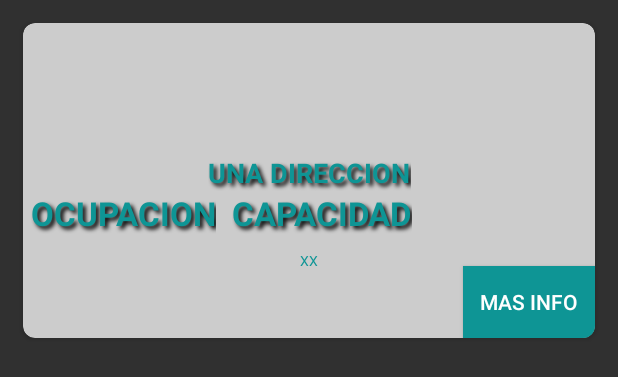
After one commit to UTN-FRBA-Mobile/SafeOut, an Android app: the layout fragment_mark_detail.xml on its own in the app's theme, with its tools: preview values and no code run, on a phone screen of 412 x 824 dp. The commit adds this screen. Shown: the top 377 px of the screen. Run offline under Robolectric (Android 15) with nearby library versions, the phone set to English and light mode, and no system bars.

Commit message:
mensaje provisorio de puntos de interes

```diff
--- a/app/src/main/java/com/utn_frba_mobile_2020_c2/safeout/fragments/MapsFragment.kt
+++ b/app/src/main/java/com/utn_frba_mobile_2020_c2/safeout/fragments/MapsFragment.kt
@@ -38,8 +38,7 @@ class MapsFragment : Fragment(), GoogleMap.OnMarkerClickListener {
     private lateinit var lastLocation : Location
     private var markers : MutableList<Marker> = ArrayList()
 
-    //dummy
-    private var resutText: TextView? = null
+    private val gson = GsonBuilder().create()
 
     companion object {
         private const val LOCATION_PERMISSION_REQUEST_CODE = 1
@@ -109,39 +108,8 @@ class MapsFragment : Fragment(), GoogleMap.OnMarkerClickListener {
         mapa.setOnMarkerClickListener(GoogleMap.OnMarkerClickListener {
             @Override
             fun onMarkerClick(marker: Marker): Boolean {
-                var mStackLevel = 0
-                mStackLevel++;
                 var marker: Marker? = markers.find { e -> e.id == marker.id }
-
-                println(marker?.title)
-
-                var bundle: Bundle = Bundle()
-                bundle.putString("marker", marker?.title)
-
-                val ft = fragmentManager!!.beginTransaction()
-                val prev = fragmentManager!!.findFragmentByTag("dialog")
-                if (prev != null) {
-                    ft.remove(prev)
-                }
-                ft.addToBackStack(null)
-
-                // Create and show the dialog.
-
-                // Create and show the dialog.
-                val newFragment: ItemListDialogFragment = ItemListDialogFragment.newInstance(mStackLevel)
-                newFragment.show(ft, "dialog")
-
-
-//                val fragment: Fragment = MarkInformation()
-//                fragment.onAttach(context!!)
-//                fragment.onCreate(bundle)
-//                val transaction: FragmentTransaction = childFragmentManager.beginTransaction()
-//                transaction.add(R.id.marker_information, fragment).commit()
-
-/*
-                var fragment = MarkInformation()
-                fragment.arguments = bundle
-                fragment.onCreate(bundle)*/
+                marker?.title?.let { it1 -> MarkDetailFragment.newInstance(it1).show(childFragmentManager, "MarkDetailFragment") }
                 return true
             }
             onMarkerClick(it)
@@ -187,7 +155,7 @@ class MapsFragment : Fragment(), GoogleMap.OnMarkerClickListener {
            mapa.addMarker(
                MarkerOptions()
                    .position(newLocation)
-                   .title(place.toString())
+                   .title(gson.toJson(place).toString())
                    .icon(context?.let { bitmapDescriptorFromVector(it, icon) })
            )
        )
--- /dev/null
+++ b/app/src/main/java/com/utn_frba_mobile_2020_c2/safeout/fragments/MarkDetailFragment.kt
@@ -0,0 +1,81 @@
+package com.utn_frba_mobile_2020_c2.safeout.fragments
+
+import android.R.attr.button
+import android.os.Bundle
+import android.view.LayoutInflater
+import android.view.View
+import android.view.ViewGroup
+import android.widget.Button
+import androidx.fragment.app.DialogFragment
+import com.google.gson.Gson
+import com.google.gson.GsonBuilder
+import com.google.gson.JsonObject
+import com.utn_frba_mobile_2020_c2.safeout.R
+import com.utn_frba_mobile_2020_c2.safeout.models.ModelMaps
+import com.utn_frba_mobile_2020_c2.safeout.models.Place
+import kotlinx.android.synthetic.main.fragment_mark_detail.*
+import kotlinx.android.synthetic.main.fragment_mark_detail.view.*
+import org.json.JSONObject
+import java.util.*
+
+
+private const val ARG_PARAM1 = "param1"
+
+class MarkDetailFragment() : DialogFragment() {
+
+    private var param1: String? = null
+    private lateinit var local: Place
+
+    override fun onCreate(savedInstanceState: Bundle?) {
+        super.onCreate(savedInstanceState)
+        arguments?.let {
+            param1 = it.getString(ARG_PARAM1)
+
+            val gson = GsonBuilder().create()
+            local = gson.fromJson(param1, Place::class.java)
+        }
+    }
+
+    override fun onCreateView(
+        inflater: LayoutInflater, container: ViewGroup?,
+        savedInstanceState: Bundle?
+    ): View? {
+        dialog!!.window?.setBackgroundDrawableResource(R.drawable.fui_idp_button_background_apple);
+        return inflater.inflate(R.layout.fragment_mark_detail, container, false)
+    }
+
+    override fun onViewCreated(view: View, savedInstanceState: Bundle?) {
+        super.onViewCreated(view, savedInstanceState)
+
+        mark_address.text = local.address
+        mark_name.text = local.name
+        mark_category.text = local.category
+        value_ocupation
+
+        button_info.setOnClickListener {
+            openInfo()
+        }
+    }
+
+    override fun onStart() {
+        super.onStart()
+        val width = (resources.displayMetrics.widthPixels * 0.85).toInt()
+        val height = (resources.displayMetrics.heightPixels * 0.40).toInt()
+        dialog!!.window?.setLayout(width, ViewGroup.LayoutParams.WRAP_CONTENT)
+    }
+
+    companion object {
+        @JvmStatic
+        fun newInstance(marker: String) =
+            MarkDetailFragment().apply {
+                arguments = Bundle().apply {
+                    putString(ARG_PARAM1, marker)
+                }
+            }
+    }
+
+    private fun openInfo(){
+        println(local)
+    }
+
+}
--- a/app/src/main/java/com/utn_frba_mobile_2020_c2/safeout/models/ModelMaps.kt
+++ b/app/src/main/java/com/utn_frba_mobile_2020_c2/safeout/models/ModelMaps.kt
@@ -1,5 +1,7 @@
 package com.utn_frba_mobile_2020_c2.safeout.models
 
+import android.location.Location
+import com.google.gson.JsonObject
 import kotlinx.serialization.Serializable
 
 object ModelMaps {
--- /dev/null
+++ b/app/src/main/res/layout/fragment_mark_detail.xml
@@ -0,0 +1,162 @@
+<androidx.cardview.widget.CardView xmlns:android="http://schemas.android.com/apk/res/android"
+    xmlns:tools="http://schemas.android.com/tools"
+    android:layout_width="match_parent"
+    android:layout_height="wrap_content"
+    xmlns:app="http://schemas.android.com/apk/res-auto"
+    app:cardBackgroundColor="@color/colorLightGrey"
+    app:cardCornerRadius="8dp"
+    android:layout_margin="15dp"
+    android:padding="15dp"
+    app:layout_constraintCircleRadius="@dimen/material_emphasis_disabled"
+    tools:context=".fragments.MarkDetailFragment">
+
+    <androidx.constraintlayout.widget.ConstraintLayout
+        android:layout_width="match_parent"
+        android:layout_height="match_parent">
+
+        <TextView
+            android:id="@+id/mark_name"
+            android:layout_width="wrap_content"
+            android:layout_height="wrap_content"
+            android:layout_margin="5dp"
+            android:layout_marginTop="32dp"
+            android:shadowColor="#000"
+            android:shadowDx="3"
+            android:shadowDy="3"
+            android:shadowRadius="3"
+            android:textAllCaps="true"
+            android:textColor="@color/colorPrimary"
+            android:textSize="14pt"
+            android:textStyle="bold"
+            app:layout_constraintEnd_toEndOf="parent"
+            app:layout_constraintStart_toStartOf="parent"
+            app:layout_constraintTop_toTopOf="parent" />
+
+        <TextView
+            android:id="@+id/mark_category"
+            android:layout_width="wrap_content"
+            android:layout_height="wrap_content"
+            android:layout_margin="5dp"
+            android:shadowColor="#000"
+            android:shadowDx="3"
+            android:shadowDy="3"
+            android:shadowRadius="3"
+            android:textAllCaps="true"
+            android:textColor="@color/colorPrimary"
+            android:textSize="8pt"
+            android:textStyle="bold"
+            app:layout_constraintEnd_toEndOf="parent"
+            app:layout_constraintStart_toStartOf="parent"
+            app:layout_constraintTop_toBottomOf="@id/mark_name"
+            />
+
+        <TextView
+            android:id="@+id/mark_address"
+            android:layout_width="wrap_content"
+            android:layout_height="wrap_content"
+            android:layout_marginTop="10dp"
+            android:shadowColor="#000"
+            android:shadowDx="3"
+            android:shadowDy="3"
+            android:shadowRadius="3"
+            android:textAllCaps="true"
+            android:textColor="@color/colorPrimary"
+            android:textSize="8pt"
+            android:textStyle="bold"
+            android:text="Una Direccion"
+            app:layout_constraintEnd_toEndOf="parent"
+            app:layout_constraintStart_toStartOf="parent"
+            app:layout_constraintTop_toBottomOf="@id/mark_category" />
+
+        <LinearLayout
+            android:id="@+id/linear_capacity"
+            android:layout_width="match_parent"
+            android:layout_height="match_parent"
+            app:layout_constraintTop_toBottomOf="@id/mark_address"
+            android:orientation="horizontal">
+
+            <TextView
+                android:id="@+id/mark_ocupation"
+                android:text="Ocupacion"
+                android:layout_width="wrap_content"
+                android:layout_height="wrap_content"
+                android:layout_margin="5dp"
+                android:layout_marginTop="32dp"
+                android:shadowColor="#000"
+                android:shadowDx="3"
+                android:shadowDy="3"
+                android:shadowRadius="3"
+                android:textAllCaps="true"
+                android:textColor="@color/colorPrimary"
+                android:textSize="10pt"
+                android:textStyle="bold"
+                android:layout_gravity="left" >
+
+            </TextView>
+
+            <TextView
+                android:id="@+id/mark_capacity"
+                android:text="Capacidad"
+                android:layout_width="wrap_content"
+                android:layout_height="wrap_content"
+                android:layout_margin="5dp"
+                android:layout_marginTop="32dp"
+                android:shadowColor="#000"
+                android:shadowDx="3"
+                android:shadowDy="3"
+                android:shadowRadius="3"
+                android:textAllCaps="true"
+                android:textColor="@color/colorPrimary"
+                android:textSize="10pt"
+                android:textStyle="bold"
+                android:layout_gravity="right">
+
+            </TextView>
+        </LinearLayout>
+
+
+        <LinearLayout
+            android:layout_width="match_parent"
+            android:layout_height="10dp"
+            android:orientation="horizontal"
+            app:layout_constraintTop_toBottomOf = "@+id/linear_capacity">
+
+            <TextView
+                android:id="@+id/value_ocupation"
+                android:text="XX"
+                android:layout_height="10dp"
+                android:layout_width="match_parent"
+                android:textColor="@color/colorPrimary"
+                android:textSize="9dp"
+                android:gravity="center"
+                app:layout_constraintTop_toBottomOf = "@id/mark_ocupation"/>
+
+            <TextView
+                android:id="@+id/value_capacity"
+                android:text="YY"
+                android:layout_height="10dp"
+                android:layout_width="match_parent"
+                android:textColor="@color/colorPrimary"
+                android:textSize="9dp"
+                android:gravity="center"
+                app:layout_constraintTop_toBottomOf = "@id/mark_capacity"/>
+
+        </LinearLayout>
+
+
+        <Button
+            android:id="@+id/button_info"
+            android:layout_width="wrap_content"
+            android:layout_height="wrap_content"
+            android:layout_marginBottom="10dp"
+            android:layout_marginTop="10dp"
+            android:background="@color/colorPrimary"
+            android:layout_gravity="bottom"
+            android:text="Mas Info"
+            android:clickable="true"
+            app:layout_constraintEnd_toEndOf ="parent"
+            app:layout_constraintTop_toBottomOf="@id/linear_capacity"/>
+
+    </androidx.constraintlayout.widget.ConstraintLayout>
+
+</androidx.cardview.widget.CardView>
--- a/app/src/main/res/values/strings.xml
+++ b/app/src/main/res/values/strings.xml
@@ -41,5 +41,4 @@
     <string name="title_search_places">Búsqueda de Lugares</string>
     <string name="title_map">Mapa de Lugares</string>
     <string name="title_my_reservations">Mis Reservas</string>
-
 </resources>
```
